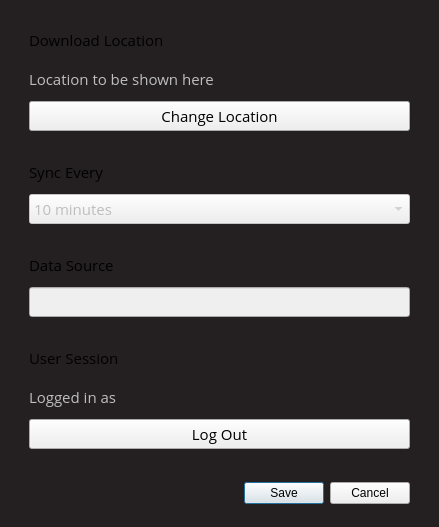
First picture: the form in blackboard_sync/qt/SettingsWindow.ui, repository sanjacob/BlackboardSync, before the edit.
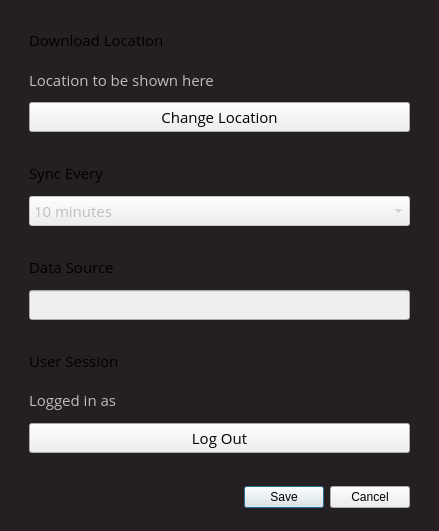
Second picture: the form after the edit. Icons and pictures are not drawn.

Commit message: Hardcoded white font colour on ui elements

Diff of the .ui file:
```diff
--- a/blackboard_sync/qt/SettingsWindow.ui
+++ b/blackboard_sync/qt/SettingsWindow.ui
@@ -7,7 +7,7 @@
     <x>0</x>
     <y>0</y>
     <width>439</width>
-    <height>527</height>
+    <height>531</height>
    </rect>
   </property>
   <property name="windowTitle">
@@ -18,7 +18,9 @@
     <normaloff>../assets/logo.png</normaloff>../assets/logo.png</iconset>
   </property>
   <property name="styleSheet">
-   <string notr="true">QWidget#SettingsWindow { background-color: #241f21 }</string>
+   <string notr="true">QWidget#SettingsWindow { background-color: #241f21 }
+QLabel: enabled {color:white}
+</string>
   </property>
   <layout class="QHBoxLayout" name="horizontalLayout">
    <item>
```
The commit also changes 2 other files.
